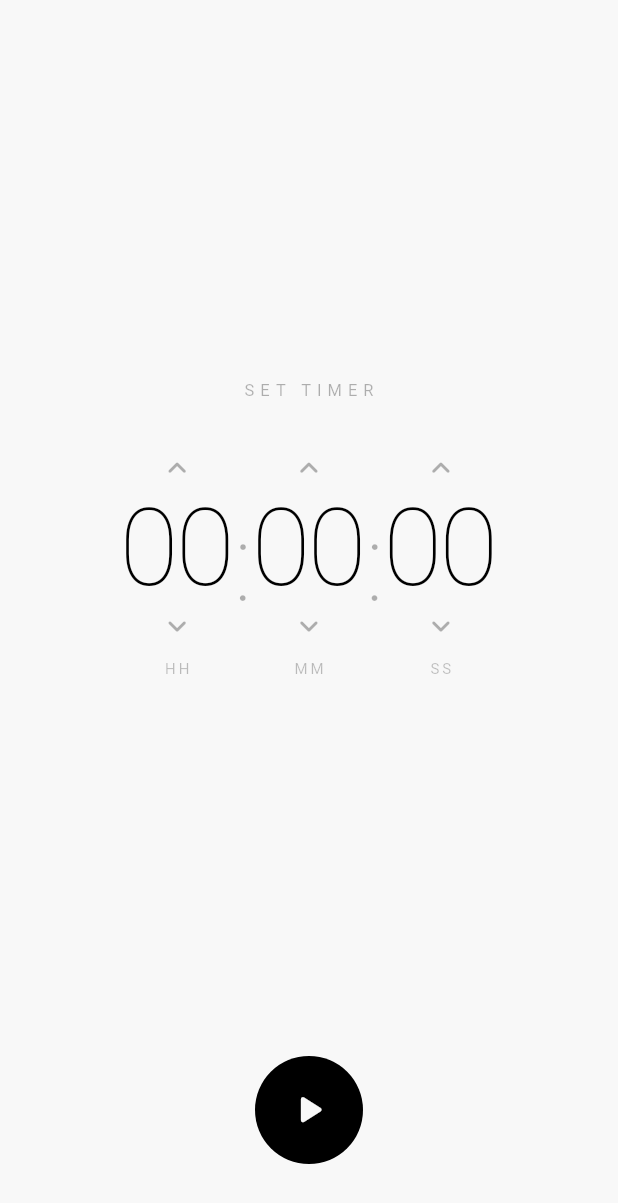
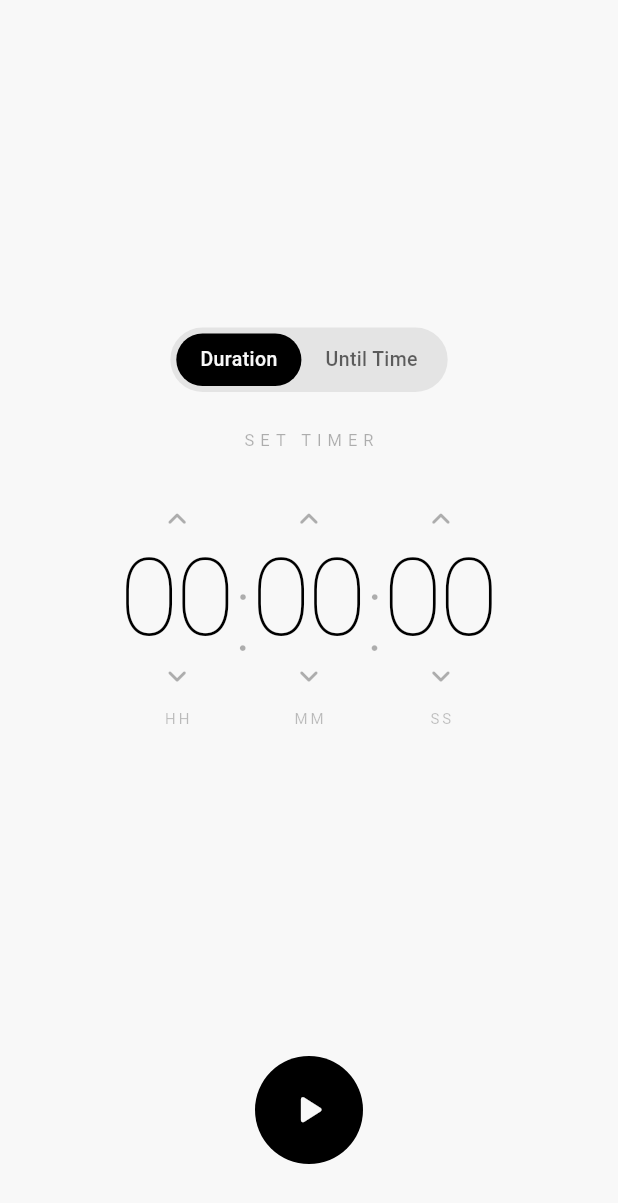
Before and after one commit to ImJustIvaan/Minimal-Clock-Desktop, a Flutter app: the TimerScreen screen opened directly, on a phone screen of 412 x 824 dp. Shown: the top 1203 px of the screen. Run offline on Flutter 3.47's test engine with Material 3 defaults, Android fonts, the phone set to English and light mode, and no system bars; our stand-ins replace app_links, audioplayers, flutter_riverpod, share_plus, shared_preferences, supabase_flutter and 1 more; missing offline and left inert: local_notifier, window_manager; accounts and stored records are empty.

Commit message:
Add Duration/Until Time toggle to the Timer, matching the website
Until Time mode lets you pick a target clock time (e.g. 9:40) instead
of a raw duration; on start, the duration is computed as the diff from
now (rolling over to tomorrow if the picked time already passed today).
Reuses the arrow-button spinner style from the existing DurationPicker
for visual consistency with desktop's mouse/keyboard-oriented input.

```diff
--- a/lib/features/timer/timer_screen.dart
+++ b/lib/features/timer/timer_screen.dart
@@ -4,16 +4,42 @@ import '../../core/providers/settings_provider.dart';
 import '../../core/providers/timer_provider.dart';
 import 'widgets/duration_picker.dart';
 import 'widgets/timer_progress_ring.dart';
+import 'widgets/until_time_picker.dart';
 
-class TimerScreen extends ConsumerWidget {
+enum _TimerInputMode { duration, until }
+
+class TimerScreen extends ConsumerStatefulWidget {
   const TimerScreen({super.key});
 
   @override
-  Widget build(BuildContext context, WidgetRef ref) {
+  ConsumerState<TimerScreen> createState() => _TimerScreenState();
+}
+
+class _TimerScreenState extends ConsumerState<TimerScreen> {
+  _TimerInputMode _mode = _TimerInputMode.duration;
+  TimeOfDay _untilTime = TimeOfDay.now();
+
+  void _start(TimerNotifier notifier) {
+    if (_mode == _TimerInputMode.until) {
+      final now = DateTime.now();
+      var target = DateTime(now.year, now.month, now.day, _untilTime.hour, _untilTime.minute);
+      if (!target.isAfter(now)) {
+        target = target.add(const Duration(days: 1));
+      }
+      notifier.setDuration(target.difference(now));
+    }
+    notifier.start();
+  }
+
+  @override
+  Widget build(BuildContext context) {
     final state = ref.watch(timerProvider);
     final notifier = ref.read(timerProvider.notifier);
     final color = Theme.of(context).colorScheme.onSurface;
-    final fontSize = ref.watch(settingsProvider).valueOrNull?.clockFontSize ?? 72;
+    final settings = ref.watch(settingsProvider).valueOrNull;
+    final fontSize = settings?.clockFontSize ?? 72;
+    final is24Hour = settings?.use24Hour ?? false;
+    final isIdle = state.status == TimerStatus.idle;
 
     return Scaffold(
       body: Padding(
@@ -21,26 +47,115 @@ class TimerScreen extends ConsumerWidget {
         child: Column(
           children: [
             const Spacer(flex: 2),
+            if (isIdle) ...[
+              _ModeToggle(
+                mode: _mode,
+                color: color,
+                onChanged: (m) => setState(() => _mode = m),
+              ),
+              const SizedBox(height: 24),
+            ],
             AnimatedSwitcher(
               duration: const Duration(milliseconds: 300),
-              child: state.status == TimerStatus.idle
-                  ? DurationPicker(
-                      key: const ValueKey('picker'),
-                      onChanged: (d) => notifier.setDuration(d),
-                      initial: state.total,
-                      fontSize: fontSize,
-                    )
-                  : TimerProgressRing(
+              child: !isIdle
+                  ? TimerProgressRing(
                       key: const ValueKey('ring'),
                       state: state,
                       color: color,
                       fontSize: fontSize,
-                    ),
+                    )
+                  : _mode == _TimerInputMode.duration
+                      ? DurationPicker(
+                          key: const ValueKey('picker'),
+                          onChanged: (d) => notifier.setDuration(d),
+                          initial: state.total,
+                          fontSize: fontSize,
+                        )
+                      : UntilTimePicker(
+                          key: const ValueKey('until'),
+                          initial: _untilTime,
+                          is24Hour: is24Hour,
+                          fontSize: fontSize,
+                          onChanged: (t) => setState(() => _untilTime = t),
+                        ),
             ),
             const Spacer(flex: 2),
-            _Controls(state: state, notifier: notifier, color: color),
+            _Controls(state: state, notifier: notifier, color: color, onStart: () => _start(notifier)),
             const SizedBox(height: 48),
           ],
+        ),
+      ),
+    );
+  }
+}
+
+class _ModeToggle extends StatelessWidget {
+  final _TimerInputMode mode;
+  final Color color;
+  final ValueChanged<_TimerInputMode> onChanged;
+
+  const _ModeToggle({required this.mode, required this.color, required this.onChanged});
+
+  @override
+  Widget build(BuildContext context) {
+    return Container(
+      padding: const EdgeInsets.all(4),
+      decoration: BoxDecoration(
+        color: color.withValues(alpha: 0.08),
+        borderRadius: BorderRadius.circular(24),
+      ),
+      child: Row(
+        mainAxisSize: MainAxisSize.min,
+        children: [
+          _ModeButton(
+            label: 'Duration',
+            selected: mode == _TimerInputMode.duration,
+            color: color,
+            onTap: () => onChanged(_TimerInputMode.duration),
+          ),
+          _ModeButton(
+            label: 'Until Time',
+            selected: mode == _TimerInputMode.until,
+            color: color,
+            onTap: () => onChanged(_TimerInputMode.until),
+          ),
+        ],
+      ),
+    );
+  }
+}
+
+class _ModeButton extends StatelessWidget {
+  final String label;
+  final bool selected;
+  final Color color;
+  final VoidCallback onTap;
+
+  const _ModeButton({
+    required this.label,
+    required this.selected,
+    required this.color,
+    required this.onTap,
+  });
+
+  @override
+  Widget build(BuildContext context) {
+    return GestureDetector(
+      onTap: onTap,
+      child: AnimatedContainer(
+        duration: const Duration(milliseconds: 200),
+        padding: const EdgeInsets.symmetric(horizontal: 16, vertical: 8),
+        decoration: BoxDecoration(
+          color: selected ? color : Colors.transparent,
+          borderRadius: BorderRadius.circular(20),
+        ),
+        child: Text(
+          label,
+          style: TextStyle(
+            fontSize: 13,
+            fontWeight: FontWeight.w500,
+            color: selected ? Theme.of(context).colorScheme.surface : color.withValues(alpha: 0.6),
+          ),
         ),
       ),
     );
@@ -51,8 +166,9 @@ class _Controls extends StatelessWidget {
   final TimerState state;
   final TimerNotifier notifier;
   final Color color;
+  final VoidCallback onStart;
 
-  const _Controls({required this.state, required this.notifier, required this.color});
+  const _Controls({required this.state, required this.notifier, required this.color, required this.onStart});
 
   @override
   Widget build(BuildContext context) {
@@ -90,7 +206,7 @@ class _Controls extends StatelessWidget {
 
   void _primaryAction(TimerStatus s, TimerNotifier n) {
     switch (s) {
-      case TimerStatus.idle:     n.start();
+      case TimerStatus.idle:     onStart();
       case TimerStatus.running:  n.pause();
       case TimerStatus.paused:   n.resume();
       case TimerStatus.finished: n.reset();
```
Also changed, not shown: lib/features/timer/widgets/until_time_picker.dart (added, +202 -0 lines).
